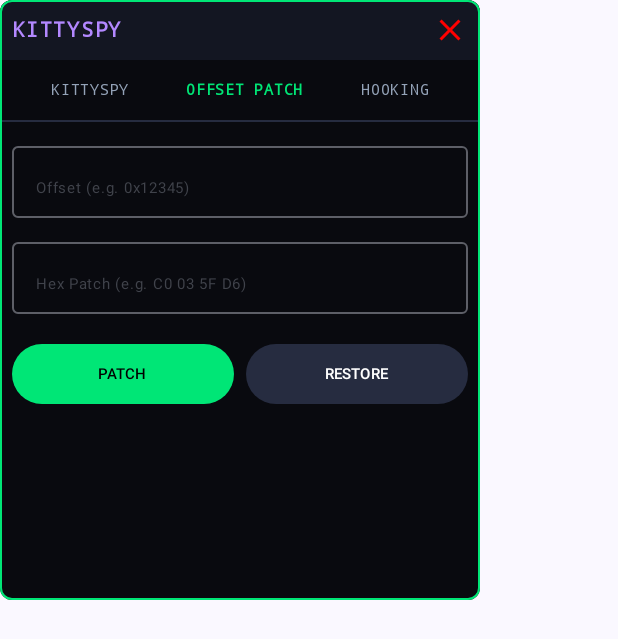
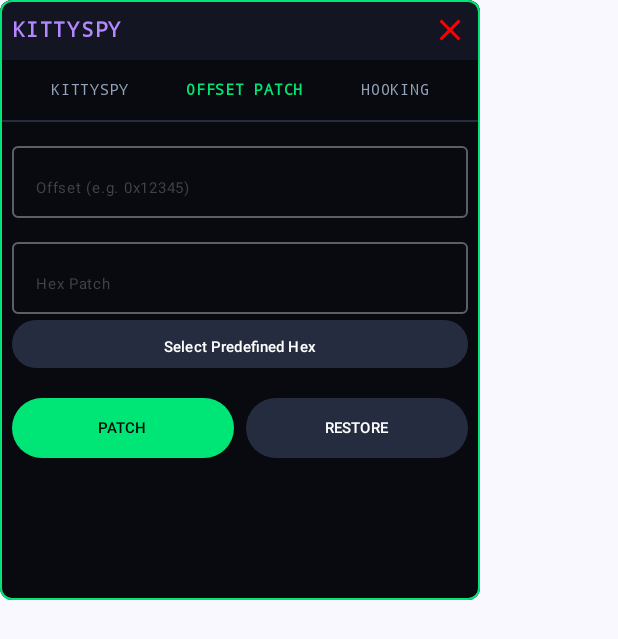
Before and after one commit to Silverh4q/KITTYSPY-green-python, an Android app built with Jetpack Compose: the composable FloatingMenuContent called with empty values, after a tap on "OFFSET PATCH", on a phone screen of 412 x 824 dp. Shown: the top 639 px of the screen. Run offline under Robolectric (Android 15) with nearby library versions, the light colour scheme and no system bars; 3 other taps on this screen came first.

Commit message:
feat: add splash screen and dynamic logging
Implement a startup splash screen for KittySpy and enhance the floating menu with dynamic memory dumping log simulation. Updated ProGuard rules to protect core engine components.

```diff
--- a/app/build.gradle.kts
+++ b/app/build.gradle.kts
@@ -50,6 +50,9 @@
       signingConfig = signingConfigs.getByName("release")
     }
     debug {
+      isMinifyEnabled = false
+      isShrinkResources = false
+      proguardFiles(getDefaultProguardFile("proguard-android-optimize.txt"), "proguard-rules.pro")
       signingConfig = signingConfigs.getByName("debugConfig")
     }
   }
--- a/app/src/main/java/com/kittyspace/FloatingMenuContent.kt
+++ b/app/src/main/java/com/kittyspace/FloatingMenuContent.kt
@@ -18,6 +18,7 @@
 import androidx.compose.ui.text.font.FontWeight
 import androidx.compose.ui.unit.dp
 import androidx.compose.ui.unit.sp
+import kotlinx.coroutines.delay
 
 // Mock memory logs
 val MOCK_GAME_LOGS = listOf(
@@ -32,7 +33,28 @@
     onCloseMenu: () -> Unit
 ) {
     var activeTab by remember { mutableStateOf("KITTYSPY") }
-    var kittySpyLogs by remember { mutableStateOf(MOCK_GAME_LOGS.joinToString("\n\n")) }
+    var kittySpyLogs by remember { mutableStateOf("") }
+
+    // Simulate dynamic anti-split mapping and RVA hooking
+    LaunchedEffect(Unit) {
+        delay(1500)
+        kittySpyLogs += "[SYS]::ANTISPLIT BYPASS COMPLETE\n"
+        delay(1000)
+        kittySpyLogs += "[SYS]::DUMP.CS LOADED IN MEMORY\n"
+        delay(1000)
+        kittySpyLogs += "[SYS]::AWAITING LIVE TRIGGERS...\n\n"
+
+        while (true) {
+            delay((2000..5000).random().toLong())
+            val mockClasses = listOf("PlayerController", "WeaponManager", "GameState", "NetworkClient", "GameManager")
+            val mockMethods = listOf("Update", "Shoot", "TakeDamage", "SendPacket", "Initialize")
+            val rva = "0x" + (1000000..3000000).random().toString(16).uppercase()
+            val offset = "0x" + (100000..500000).random().toString(16).uppercase()
+
+            val log = "--CLASS : ${mockClasses.random()}\n| METHOD: ${mockMethods.random()}\n| RVA: $rva\n| OFFSET: $offset\n|---------------------------"
+            kittySpyLogs += "$log\n\n"
+        }
+    }
 
     Card(
         modifier = Modifier
@@ -158,10 +180,20 @@
     }
 }
 
+val PREDEFINED_PATCHES = listOf(
+    "INT: 99999999 (32-bit)" to "FF E0 F5 05",
+    "INT: 99999999 (64-bit)" to "FF E0 F5 05 00 00 00 00",
+    "FLOAT: 50.0 (32-bit)" to "00 00 48 42",
+    "FLOAT: 100.0 (32-bit)" to "00 00 C8 42",
+    "FLOAT: 50.0 (64-bit)" to "00 00 00 00 00 00 49 40",
+    "NOP / RET" to "C0 03 5F D6"
+)
+
 @Composable
 fun OffsetPatchTab() {
     var offset by remember { mutableStateOf("") }
     var hex by remember { mutableStateOf("") }
+    var showOptions by remember { mutableStateOf(false) }
 
     Column(modifier = Modifier.fillMaxSize()) {
         OutlinedTextField(
@@ -174,9 +206,47 @@
         OutlinedTextField(
             value = hex,
             onValueChange = { hex = it },
-            label = { Text("Hex Patch (e.g. C0 03 5F D6)", fontSize = 10.sp) },
+            label = { Text("Hex Patch", fontSize = 10.sp) },
             modifier = Modifier.fillMaxWidth().height(56.dp)
         )
+        Spacer(modifier = Modifier.height(4.dp))
+
+        Button(
+            onClick = { showOptions = !showOptions },
+            colors = ButtonDefaults.buttonColors(containerColor = Color(0xFF262C40)),
+            modifier = Modifier.fillMaxWidth().height(32.dp)
+        ) {
+            Text("Select Predefined Hex", fontSize = 10.sp)
+        }
+
+        if (showOptions) {
+            LazyColumn(
+                modifier = Modifier
+                    .fillMaxWidth()
+                    .height(100.dp)
+                    .background(Color(0xFF08090C))
+                    .border(1.dp, Color(0xFF262C40))
+                    .padding(4.dp)
+            ) {
+                items(PREDEFINED_PATCHES.size) { index ->
+                    val patch = PREDEFINED_PATCHES[index]
+                    Row(
+                        modifier = Modifier
+                            .fillMaxWidth()
+                            .clickable {
+                                hex = patch.second
+                                showOptions = false
+                            }
+                            .padding(vertical = 4.dp, horizontal = 4.dp),
+                        verticalAlignment = Alignment.CenterVertically
+                    ) {
+                        Text(patch.first, color = Color(0xFF00E676), fontSize = 10.sp, modifier = Modifier.weight(1f))
+                        Text(patch.second, color = Color(0xFF94A3B8), fontSize = 8.sp)
+                    }
+                }
+            }
+        }
+
         Spacer(modifier = Modifier.height(16.dp))
         Row(
             modifier = Modifier.fillMaxWidth(),
```
Also changed, not shown: app/src/main/java/com/kittyspace/MainActivity.kt (+40 -2 lines), 1 other file.
